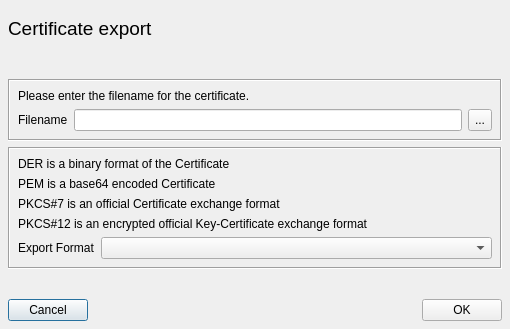
Old version of the form ui/ExportCert.ui in the repository chris2511/xca.
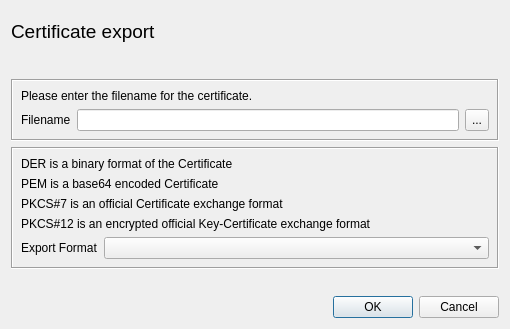
New version of the form.

Diff of the .ui file:
```diff
--- a/ui/ExportCert.ui
+++ b/ui/ExportCert.ui
@@ -13,13 +13,7 @@
   <property name="windowTitle">
    <string/>
   </property>
-  <layout class="QVBoxLayout">
-   <property name="spacing">
-    <number>6</number>
-   </property>
-   <property name="margin">
-    <number>8</number>
-   </property>
+  <layout class="QVBoxLayout" name="verticalLayout">
    <item>
     <layout class="QHBoxLayout">
      <property name="spacing">
@@ -273,44 +267,11 @@
     </spacer>
    </item>
    <item>
-    <layout class="QHBoxLayout">
-     <property name="spacing">
-      <number>6</number>
+    <widget class="QDialogButtonBox" name="buttonBox">
+     <property name="standardButtons">
+      <set>QDialogButtonBox::Cancel|QDialogButtonBox::Ok</set>
      </property>
-     <property name="margin">
-      <number>0</number>
-     </property>
-     <item>
-      <widget class="QPushButton" name="PushButton9">
-       <property name="text">
-        <string>Cancel</string>
-       </property>
-      </widget>
-     </item>
-     <item>
-      <spacer>
-       <property name="orientation">
-        <enum>Qt::Horizontal</enum>
-       </property>
-       <property name="sizeType">
-        <enum>QSizePolicy::Expanding</enum>
-       </property>
-       <property name="sizeHint" stdset="0">
-        <size>
-         <width>20</width>
-         <height>20</height>
-        </size>
-       </property>
-      </spacer>
-     </item>
-     <item>
-      <widget class="QPushButton" name="okButton">
-       <property name="text">
-        <string>OK</string>
-       </property>
-      </widget>
-     </item>
-    </layout>
+    </widget>
    </item>
   </layout>
  </widget>
```
Left out of the diff: 30 changed lines with no effect on the pictures.
